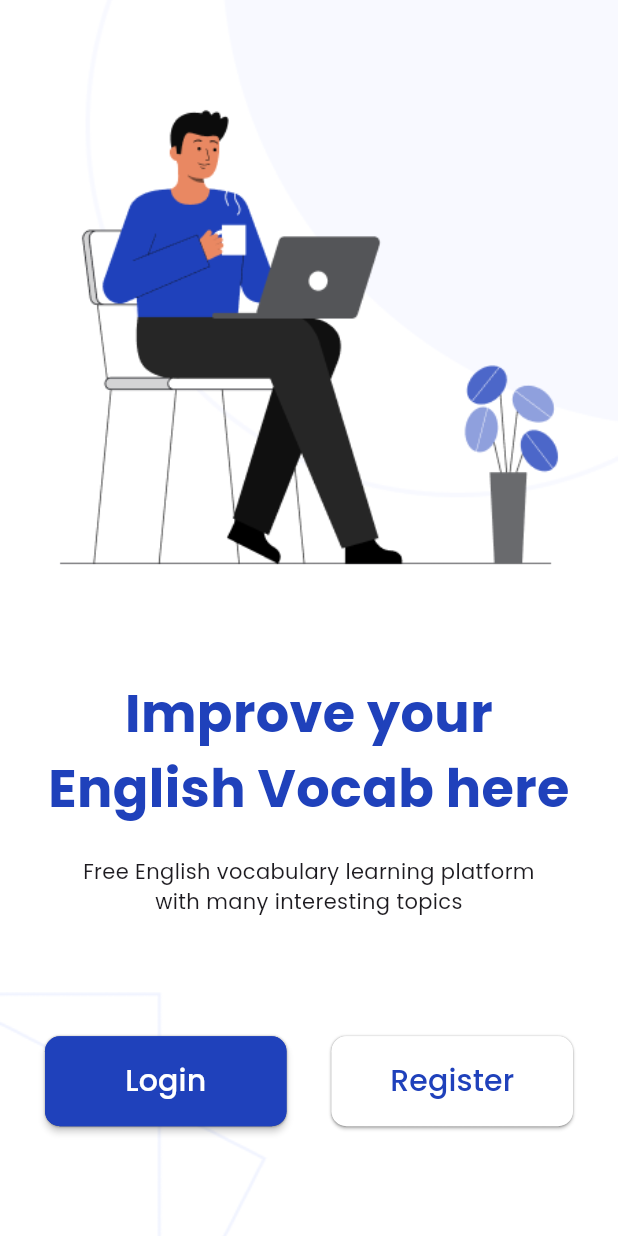
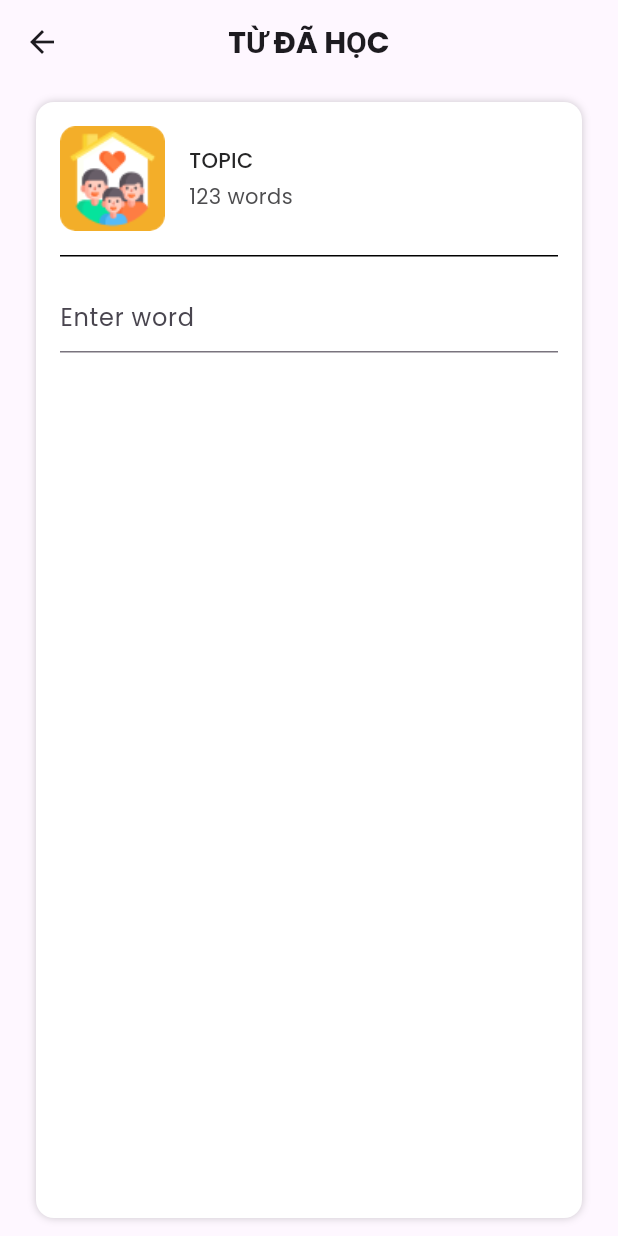
Before and after one commit to Fatitboo/Learning-English-Vocab-App, a Flutter app: the screen it shows after launch, on a phone screen of 412 x 824 dp. Run offline on Flutter 3.47's test engine with Material 3 defaults, Android fonts, the phone set to English and light mode, and no system bars; our stand-ins replace flutter_screenutil, get, just_audio, numberpicker, percent_indicator.

Commit message:
add learn 1

```diff
--- a/client/lib/main.dart
+++ b/client/lib/main.dart
@@ -1,4 +1,5 @@
 
+import 'package:client/common/app_color.dart';
 import 'package:client/res/routes/pages.dart';
 import 'package:client/res/routes/routes.dart';
 import 'package:flutter/material.dart';
@@ -19,10 +20,10 @@ class MyApp extends StatelessWidget {
       builder: ((context, child)=> GetMaterialApp(
         debugShowCheckedModeBanner: false,
         theme: ThemeData(
-            fontFamily: "Poppins"
+            fontFamily: "Poppins",
         ),
         title: 'EngVocab',
-        initialRoute: AppRoutes.INITIAL,
+        initialRoute: AppRoutes.DETAIL_LEARNED_TOPIC_WORD,
         getPages: AppPages.routes,
       )),
     );
--- a/client/lib/res/routes/names.dart
+++ b/client/lib/res/routes/names.dart
@@ -26,4 +26,8 @@ class AppRoutes {
   static const PASSWORD_MANAGEMENT = '/private_info_manager/password_management';
   static const STATISCAL = '/statiscal';
 
+  static const LEARNING_VOCABULARY = '/learning_vocabulary';
+  static const DETAIL_LEARNED_TOPIC_WORD = '/learning_vocabulary/learned_topic_word';
+
+
 }
--- a/client/lib/res/routes/pages.dart
+++ b/client/lib/res/routes/pages.dart
@@ -4,6 +4,8 @@ import 'package:client/view/home/home_page.dart';
 import 'package:client/view/detail_topic/detail_topic_page.dart';
 import 'package:client/view/flashcard/flashcard_binding.dart';
 import 'package:client/view/flashcard/flashcard_page.dart';
+import 'package:client/view/learning_vocabulary/detail_learned_topic/detail_learn_binding.dart';
+import 'package:client/view/learning_vocabulary/learning_vocabulary_view.dart';
 import 'package:client/view/login/login_binding.dart';
 import 'package:client/view/result_round_page.dart';
 import 'package:client/view/result_test_page.dart';
@@ -15,6 +17,8 @@ import 'package:get/get.dart';
 import 'package:client/view/login/login_view.dart';
 
 import '../../view/detail_topic/detail_topic_binding.dart';
+import '../../view/learning_vocabulary/detail_learned_topic/detail_learned_topic.dart';
+import '../../view/learning_vocabulary/learning_vocabulary_binding.dart';
 import '../../view/password_management/password_management_binding.dart';
 import '../../view/password_management/password_management_view.dart';
 import '../../view/privacy_policy/privacy_policy_binding.dart';
@@ -162,5 +166,27 @@ class AppPages {
       popGesture: false,
       transitionDuration: const Duration(milliseconds: 500),
     ),
+
+    GetPage(
+        name: AppRoutes.LEARNING_VOCABULARY,
+        page: () => LearningVocabularyView(),
+        binding: LearningVocabularyBinding(),
+        transition: Transition.native,
+        fullscreenDialog: true,
+        popGesture: false,
+        transitionDuration: const Duration(milliseconds: 500),
+
+    ),
+
+    GetPage(
+      name: AppRoutes.DETAIL_LEARNED_TOPIC_WORD,
+      page: () => DetailLearnedTopic(),
+      binding: DetailLearnBinding(),
+      transition: Transition.native,
+      fullscreenDialog: true,
+      popGesture: false,
+      transitionDuration: const Duration(milliseconds: 500),
+
+    ),
   ];
 }
--- /dev/null
+++ b/client/lib/view/learning_vocabulary/detail_learned_topic/detail_learn_binding.dart
@@ -0,0 +1,12 @@
+
+
+import 'package:client/view/learning_vocabulary/learning_vocabulary_controller.dart';
+import 'package:get/get.dart';
+
+class DetailLearnBinding extends Bindings{
+  @override
+  void dependencies() {
+    // TODO: implement dependencies
+    Get.lazyPut<LearningVocabularyController>(() => LearningVocabularyController());
+  }
+}
--- /dev/null
+++ b/client/lib/view/learning_vocabulary/detail_learned_topic/detail_learned_topic.dart
@@ -0,0 +1,89 @@
+import 'package:flutter/cupertino.dart';
+import 'package:flutter/material.dart';
+import 'package:flutter/widgets.dart';
+import 'package:get/get.dart';
+
+class DetailLearnedTopic extends StatelessWidget {
+  DetailLearnedTopic({super.key});
+
+  @override
+  Widget build(BuildContext context) {
+    return SafeArea(
+        child: Scaffold(
+          appBar: AppBar(
+            centerTitle: true,
+            title: const Text('TỪ ĐÃ HỌC',
+              style: TextStyle(
+                  fontSize: 20,
+                  fontWeight: FontWeight.bold
+              ),),
+            leading: IconButton(
+              onPressed: () {},
+              icon: const Icon(Icons.arrow_back),
+            ),
+          ),
+          body: Container(
+            margin: EdgeInsets.symmetric(horizontal: 24, vertical: 12),
+            decoration: BoxDecoration(
+                color: Colors.white,
+                borderRadius: BorderRadius.circular(12),
+                boxShadow:
+                [
+                  BoxShadow(
+                    color: Color(0xff000000).withOpacity(0.2),
+                    offset: Offset(0,0),
+                    blurRadius: 4,
+
+                  )
+                ]
+            ),
+            child: Container(
+              padding: EdgeInsets.all(16),
+              child: Column(
+               children: [
+                 Row(
+                   children: [
+                     ClipRRect(
+                       borderRadius: BorderRadius.circular(10),
+                       child: Image.asset('assets/images/topic.png',width: 70, height: 70, fit: BoxFit.cover,),
+                     ),
+                     Expanded(
+                       flex: 1,
+                       child: Container(
+                         padding: const EdgeInsets.only(left: 16, right: 30),
+                         child: const Column(
+                           crossAxisAlignment: CrossAxisAlignment.start,
+                           mainAxisAlignment: MainAxisAlignment.start,
+                           mainAxisSize: MainAxisSize.max,
+                           children: [
+                             Text('TOPIC', style:
+                             TextStyle(fontSize: 14, fontWeight: FontWeight.w500, color: Color(0xff252526)),),
+                             SizedBox(height: 4,),
+                             Text('123 words', style: TextStyle(color: Color(0xff4D4D4F)),),
+                           ],
+                         ),
+                       ),
+                     ),
+                   ],
+                 ),
+                 Container(
+                   width: Get.width,
+                   height: 1,
+                   color: Colors.black,
+                   margin: EdgeInsets.symmetric(vertical: 16),
+
+                 ),
+                 TextField(
+                   decoration: InputDecoration(
+                     hintText: 'Enter word',
+
+
+                   ),
+                 )
+               ],
+              ),
+            ),
+          ),
+        ));
+  }
+}
--- /dev/null
+++ b/client/lib/view/learning_vocabulary/learning_vocabulary_binding.dart
@@ -0,0 +1,12 @@
+
+
+import 'package:client/view/learning_vocabulary/learning_vocabulary_controller.dart';
+import 'package:get/get.dart';
+
+class LearningVocabularyBinding extends Bindings{
+  @override
+  void dependencies() {
+    // TODO: implement dependencies
+    Get.lazyPut<LearningVocabularyController>(() => LearningVocabularyController());
+  }
+}
```
Also changed, not shown: client/lib/view/learning_vocabulary/component/CardTopic.dart (added, +92 -0 lines), client/lib/view/learning_vocabulary/component/CardTopicLearned.dart (added, +64 -0 lines), client/lib/view/learning_vocabulary/detail_learned_topic/detail_learned_controller.dart (added, +14 -0 lines), client/lib/view/learning_vocabulary/learned_topic_word_page.dart (added, +27 -0 lines), client/lib/view/learning_vocabulary/learning_vocabulary_controller.dart (added, +14 -0 lines), client/lib/view/learning_vocabulary/learning_vocabulary_view.dart (added, +66 -0 lines), client/lib/view/learning_vocabulary/overview_page.dart (added, +29 -0 lines), client/assets/images/topic.png (added), client/pubspec.lock.
